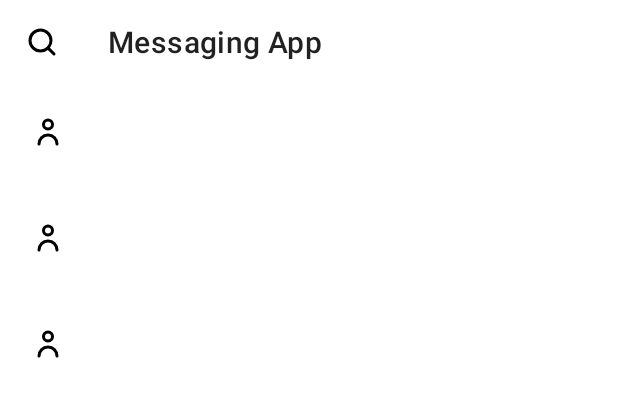
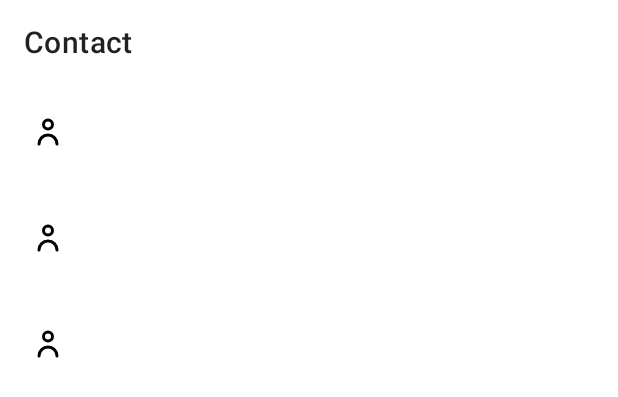
Before and after one commit to qubictech/android_telegram_redesign, an Android app: the layout fragment_contact_list.xml on its own in the app's theme, with its tools: preview values and no code run, on a phone screen of 412 x 824 dp. Shown: the top 397 px of the screen. Run offline under Robolectric (Android 15) with nearby library versions, the phone set to English and light mode, and no system bars.

Commit message:
code cleanup

```diff
--- a/app/src/main/res/layout/fragment_contact_list.xml
+++ b/app/src/main/res/layout/fragment_contact_list.xml
@@ -1,40 +1,39 @@
 <?xml version="1.0" encoding="utf-8"?>
 <androidx.coordinatorlayout.widget.CoordinatorLayout xmlns:android="http://schemas.android.com/apk/res/android"
+    xmlns:app="http://schemas.android.com/apk/res-auto"
     xmlns:tools="http://schemas.android.com/tools"
     android:layout_width="match_parent"
     android:layout_height="match_parent"
-    xmlns:app="http://schemas.android.com/apk/res-auto"
     tools:context=".fragment.main.ContactListFragment">
 
     <com.google.android.material.appbar.AppBarLayout
-        app:liftOnScroll="true"
         android:layout_width="match_parent"
-        android:layout_height="wrap_content">
+        android:layout_height="wrap_content"
+        app:liftOnScroll="true">
 
         <androidx.appcompat.widget.Toolbar
-            android:background="@color/appbarColor"
-            app:navigationIcon="@drawable/ic_search_outline"
             android:layout_width="match_parent"
             android:layout_height="wrap_content"
+            android:background="@color/appbarColor"
             app:layout_scrollFlags="scroll|enterAlways|snap"
-            app:title="@string/app_name" />
+            app:title="Contact" />
 
     </com.google.android.material.appbar.AppBarLayout>
 
     <LinearLayout
-        app:layout_behavior="com.google.android.material.appbar.AppBarLayout$ScrollingViewBehavior"
         android:layout_width="match_parent"
         android:layout_height="match_parent"
-        android:orientation="vertical">
+        android:orientation="vertical"
+        app:layout_behavior="com.google.android.material.appbar.AppBarLayout$ScrollingViewBehavior">
 
         <androidx.recyclerview.widget.RecyclerView
             android:id="@+id/contact_mutual_list"
+            android:layout_width="match_parent"
+            android:layout_height="wrap_content"
+            android:clipToPadding="false"
+            android:overScrollMode="never"
             android:paddingBottom="50dp"
-            android:clipToPadding="false"
-            tools:listitem="@layout/contact_mutual_list"
-            android:overScrollMode="never"
-            android:layout_width="match_parent"
-            android:layout_height="wrap_content" />
+            tools:listitem="@layout/contact_mutual_list" />
 
     </LinearLayout>
 
```
Also changed, not shown: app/src/main/res/layout/fragment_chat_list.xml (+5 -7 lines), app/src/main/res/layout/fragment_more.xml (+9 -8 lines).
